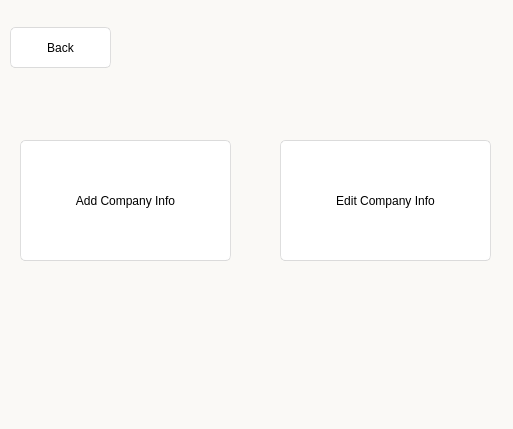
eldarandaly/HR-app-darandalyEdits, file GUI/CompanyMenue.ui: the form before one commit.
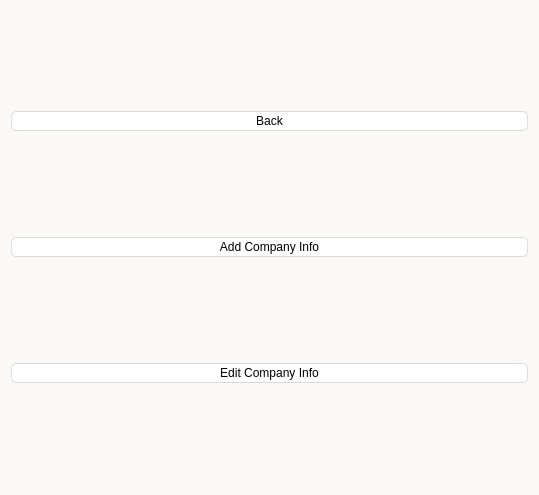
The form after the commit.

Patch:
```diff
--- a/GUI/CompanyMenue.ui
+++ b/GUI/CompanyMenue.ui
@@ -6,8 +6,8 @@
    <rect>
     <x>0</x>
     <y>0</y>
-    <width>513</width>
-    <height>429</height>
+    <width>539</width>
+    <height>495</height>
    </rect>
   </property>
   <property name="windowTitle">
@@ -17,17 +17,11 @@
    <string notr="true">background:rgb(250, 249, 246)
 </string>
   </property>
-  <widget class="QPushButton" name="addCompany_btn">
-   <property name="geometry">
-    <rect>
-     <x>20</x>
-     <y>140</y>
-     <width>211</width>
-     <height>121</height>
-    </rect>
-   </property>
-   <property name="styleSheet">
-    <string notr="true">QPushButton{
+  <layout class="QVBoxLayout" name="verticalLayout">
+   <item>
+    <widget class="QPushButton" name="back_btn">
+     <property name="styleSheet">
+      <string notr="true">QPushButton{
 	font: 25 18pt &quot;Bahnschrift Light&quot;;
 	border-style: solid;
 	border-top-color: qlineargradient(spread:pad, x1:0.5, y1:1, x2:0.5, y2:0, stop:0 rgb(215, 215, 215), stop:1 rgb(222, 222, 222));
@@ -76,22 +70,16 @@
 	padding: 2px;
 	background-color: rgb(142,142,142);
 }</string>
-   </property>
-   <property name="text">
-    <string>Add Company Info</string>
-   </property>
-  </widget>
-  <widget class="QPushButton" name="edit_btn">
-   <property name="geometry">
-    <rect>
-     <x>280</x>
-     <y>140</y>
-     <width>211</width>
-     <height>121</height>
-    </rect>
-   </property>
-   <property name="styleSheet">
-    <string notr="true">QPushButton{
+     </property>
+     <property name="text">
+      <string>Back</string>
+     </property>
+    </widget>
+   </item>
+   <item>
+    <widget class="QPushButton" name="addCompany_btn">
+     <property name="styleSheet">
+      <string notr="true">QPushButton{
 	font: 25 18pt &quot;Bahnschrift Light&quot;;
 	border-style: solid;
 	border-top-color: qlineargradient(spread:pad, x1:0.5, y1:1, x2:0.5, y2:0, stop:0 rgb(215, 215, 215), stop:1 rgb(222, 222, 222));
@@ -140,22 +128,16 @@
 	padding: 2px;
 	background-color: rgb(142,142,142);
 }</string>
-   </property>
-   <property name="text">
-    <string>Edit Company Info</string>
-   </property>
-  </widget>
-  <widget class="QPushButton" name="back_btn">
-   <property name="geometry">
-    <rect>
-     <x>10</x>
-     <y>27</y>
-     <width>101</width>
-     <height>41</height>
-    </rect>
-   </property>
-   <property name="styleSheet">
-    <string notr="true">QPushButton{
+     </property>
+     <property name="text">
+      <string>Add Company Info</string>
+     </property>
+    </widget>
+   </item>
+   <item>
+    <widget class="QPushButton" name="edit_btn">
+     <property name="styleSheet">
+      <string notr="true">QPushButton{
 	font: 25 18pt &quot;Bahnschrift Light&quot;;
 	border-style: solid;
 	border-top-color: qlineargradient(spread:pad, x1:0.5, y1:1, x2:0.5, y2:0, stop:0 rgb(215, 215, 215), stop:1 rgb(222, 222, 222));
@@ -204,11 +186,13 @@
 	padding: 2px;
 	background-color: rgb(142,142,142);
 }</string>
-   </property>
-   <property name="text">
-    <string>Back</string>
-   </property>
-  </widget>
+     </property>
+     <property name="text">
+      <string>Edit Company Info</string>
+     </property>
+    </widget>
+   </item>
+  </layout>
  </widget>
  <resources/>
  <connections/>
```
Left out of the diff: 4 changed lines with no effect on the pictures.
